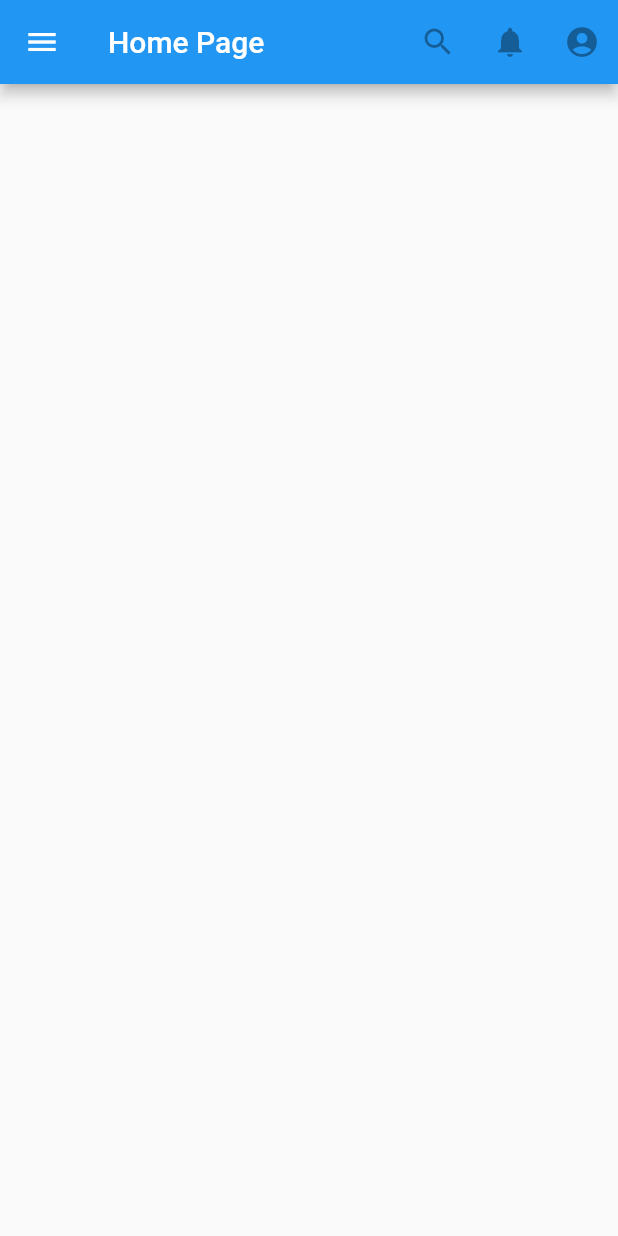
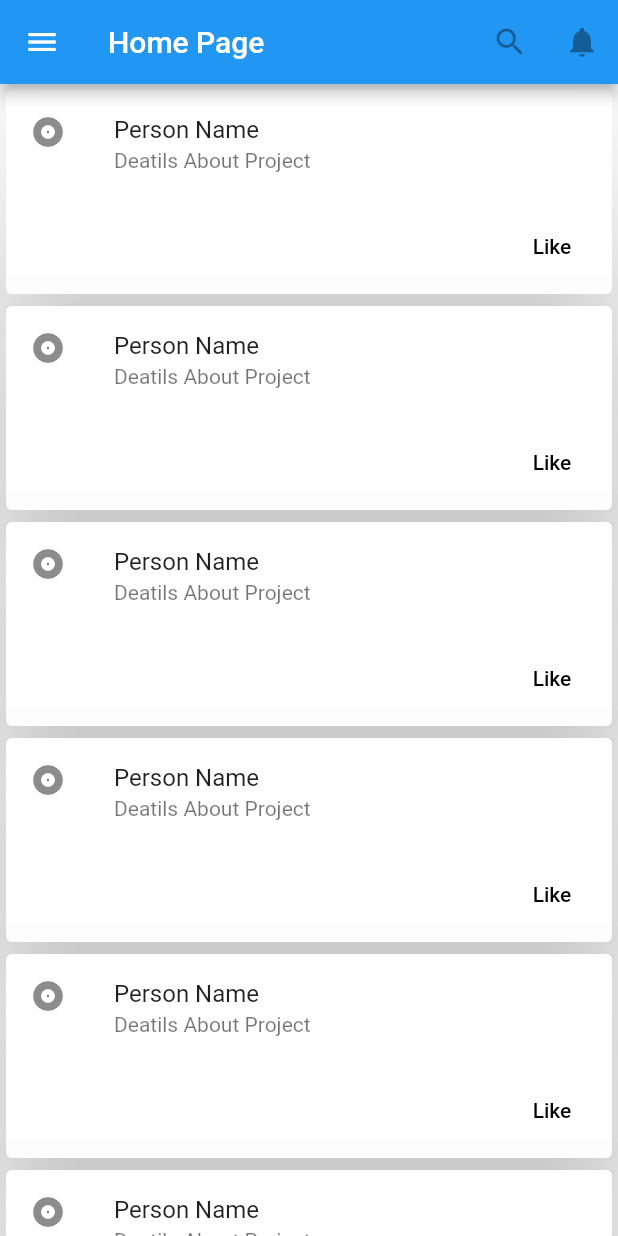
Before and after one commit to vidishashah25/OneNetwork, a Flutter app: the HomePage screen opened directly, on a phone screen of 412 x 824 dp. Run offline on Flutter 3.47's test engine with Material 2 defaults, Android fonts, the phone set to English and light mode, and no system bars.

Commit message:
merging cardview

```diff
--- a/lib/homepage.dart
+++ b/lib/homepage.dart
@@ -8,8 +8,7 @@ class HomePage extends StatelessWidget {
         title: new Text('Home Page'),
         actions: <Widget>[
           new IconButton(icon: new Icon(Icons.search), onPressed: null),
-          new IconButton(icon: new Icon(Icons.notifications), onPressed: null),
-          new IconButton(icon: new Icon(Icons.account_circle), onPressed: null)
+          new IconButton(icon: new Icon(Icons.notifications), onPressed: null)
         ],
       ),
 
@@ -35,7 +34,51 @@ class HomePage extends StatelessWidget {
         ),
       ),
 
+      body: cardContain(),
+
 
     );
   }
 }
+
+
+class cardContain extends StatelessWidget {
+  @override
+  Widget build_card(BuildContext context,int index) {
+    return Center(
+
+      child: Card(
+        elevation: 50,
+        child: InkWell(
+          splashColor: Colors.blue.withAlpha(30),
+          onTap: () { /* ... */ },
+          child: Column(
+            mainAxisSize: MainAxisSize.min,
+            children: <Widget>[
+              const ListTile(
+                leading: Icon(Icons.album),
+                title: Text('Person Name'),
+                subtitle: Text('Deatils About Project'),
+              ),
+              ButtonTheme.bar(
+                child: ButtonBar(
+                  children: <Widget>[
+                    FlatButton(
+                      child: const Text('Like'),
+                      onPressed: (){},
+                    )
+                  ],
+                ),
+              )
+            ],
+          ),
+        ),
+      ),
+    );
+  }
+
+  @override
+  Widget build(BuildContext context) {
+    return ListView.builder(itemBuilder: build_card,itemCount: 20);
+  }
+}
```
